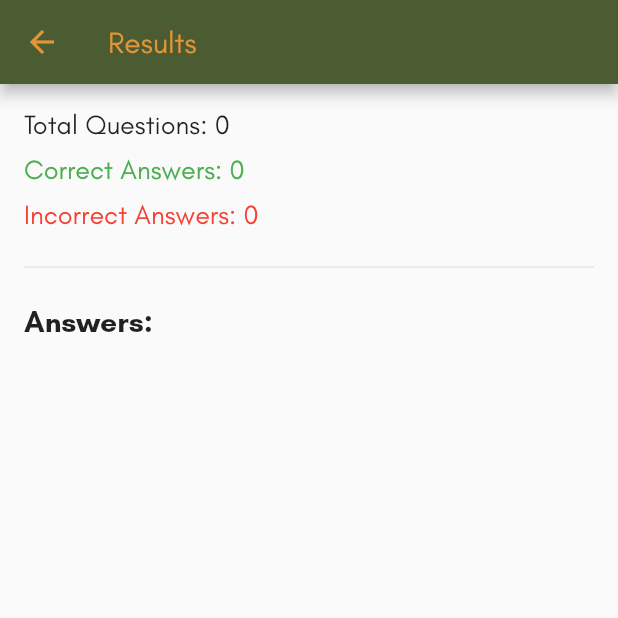
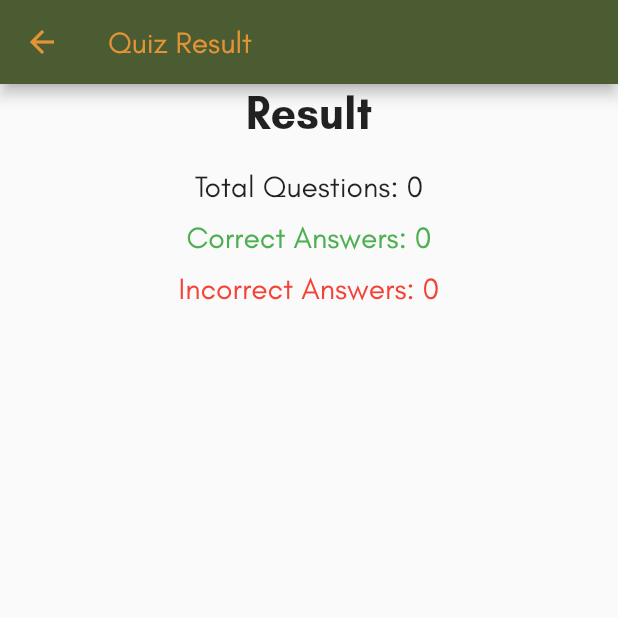
Before and after one commit to rexsolis7458/study_up_app_flutter, a Flutter app: the Quiz screen opened directly with empty values, after a tap on the "check" icon, on a phone screen of 412 x 824 dp, the top half of it. Run offline on Flutter 3.47's test engine with Material 2 defaults, Android fonts, the phone set to English and light mode, and no system bars; our stand-ins replace cloud_firestore, dropdown_button2, firebase_auth, firebase_core, firebase_storage, flutter_rating_bar and 8 more; missing offline and left inert: advance_pdf_viewer_fork, agora_rtc_engine, flutter_document_picker; accounts and stored records are empty; network calls fail.

Commit message:
update quiz

```diff
--- a/lib/main_screens/group/quiz/question_model.dart
+++ b/lib/main_screens/group/quiz/question_model.dart
@@ -6,6 +6,8 @@ class QuestionModel {
   String option4;
   String correctOption;
   bool answered;
+  String? answeredOption; // added this
+  bool get isCorrect => answeredOption == correctOption; // added this
 
   QuestionModel({
     required this.question,
@@ -14,7 +16,8 @@ class QuestionModel {
     required this.option3,
     required this.option4,
     required this.correctOption,
-    required this.answered,
+    this.answered = false,
+    this.answeredOption, // added this
   });
 
   factory QuestionModel.fromMap(Map<String, dynamic> map) {
--- a/lib/main_screens/group/quiz/quiz.dart
+++ b/lib/main_screens/group/quiz/quiz.dart
@@ -133,25 +133,26 @@ class _QuizState extends State<Quiz> {
         ),
         floatingActionButton: FloatingActionButton(
           child: Icon(Icons.check),
-          onPressed: () {
-            // uploadQuizTaken(
-            //     widget.quizId,QuestionModel(
-            //       question: '',
-            //      option4: '',
-            //      option3: '',
-            //      option2: '',
-            //      option1: '',
-            //      correctOption: '',
-            //      answered: true) as Map<String, dynamic>);
+          onPressed: () async {
+            List<QuestionModel> questionList = [];
+            for (var i = 0; i < questionSnapshot!.docs.length; i++) {
+              var question =
+                  getQuestionModelFromDatasnapshot(questionSnapshot!.docs[i]);
+              questionList.add(question);
+            }
             Navigator.pushReplacement(
               context,
               MaterialPageRoute(
-                builder: (context) => Resultss(
-                    correct: _correct, incorrect: _incorrect, total: total, questionSnapshot: questionSnapshot!.docs,),
+                builder: (context) => Results(
+                  correct: _correct,
+                  incorrect: _incorrect,
+                  total: total,
+                  questionList: questionList,
+                ),
               ),
             );
-          }),
-    );
+          },
+        ));
   }
 }
 
--- a/lib/main_screens/group/quiz/result.dart
+++ b/lib/main_screens/group/quiz/result.dart
@@ -1,58 +1,79 @@
 import 'package:flutter/material.dart';
-import '../../../helper/const.dart';
+import 'package:study_up_app/main_screens/group/quiz/question_model.dart';
+import 'package:study_up_app/main_screens/group/quiz/results.dart';
 
-class Results extends StatefulWidget {
-  final int correct, incorrect, total;
-  Results({
-    required this.correct,
+class Results extends StatelessWidget {
+  final int correct;
+  final int incorrect;
+  final int total;
+  final List<QuestionModel> questionList;
+
+  Results(
+      {required this.correct,
       required this.incorrect,
       required this.total,
-  });
-  @override
-  State<Results> createState() => _ResultsState();
-}
+      required this.questionList});
 
-class _ResultsState extends State<Results> {
   @override
   Widget build(BuildContext context) {
-    return Container(
-      child: Scaffold(
-        backgroundColor: BGColor,
-        body:
-         Container(
-          height: MediaQuery.of(context).size.height,
-          child: Center(
+    return Scaffold(
+      appBar: AppBar(
+        title: Text('Quiz Result'),
+      ),
+      body: Center(
         child: Column(
           mainAxisAlignment: MainAxisAlignment.center,
           children: [
             Text(
-                  '${widget.correct}/${widget.total}',
-                  style: TextStyle(fontSize: 25),
+              'Result',
+              style: TextStyle(fontSize: 30, fontWeight: FontWeight.bold),
             ),
             SizedBox(
-                  height: 8,
+              height: 20,
             ),
             Text(
-                  "You answered ${widget.correct} answers correctly and"
-                  " ${ widget.incorrect} answers incorrectly",
-                  style: TextStyle(fontSize: 15, color: Colors.grey),
-                  textAlign: TextAlign.center,
+              'Total Questions: $total',
+              style: TextStyle(fontSize: 20),
             ),
             SizedBox(
-                  height: 14,
+              height: 10,
             ),
-                TextButton(
-                  style: TextButton.styleFrom(
-                    foregroundColor: ButtonColor,
+            Text(
+              'Correct Answers: $correct',
+              style: TextStyle(fontSize: 20, color: Colors.green),
             ),
-                  onPressed: () {
-                    Navigator.pop(context);
+            SizedBox(
+              height: 10,
+            ),
+            Text(
+              'Incorrect Answers: $incorrect',
+              style: TextStyle(fontSize: 20, color: Colors.red),
+            ),
+            SizedBox(
+              height: 10,
+            ),
+            // ElevatedButton(
+            //   onPressed: () {
+            //     Navigator.of(context).popUntil((route) => route.isFirst);
+            //   },
+            //   child: Text('Back to Home'),
+            // ),
+            SizedBox(
+              height: 20,
+            ),
+            Expanded(
+              child: ListView.builder(
+                shrinkWrap: true,
+                itemCount: questionList.length,
+                itemBuilder: (context, index) {
+                  return ResultTile(
+                    questionModel: questionList[index],
+                    index: index,
+                  );
                 },
-                  child: Text('Go Back'),
               ),
+            )
           ],
-            ),
-          ),
         ),
       ),
     );
--- a/lib/main_screens/group/quiz/results.dart
+++ b/lib/main_screens/group/quiz/results.dart
@@ -1,90 +1,59 @@
-import 'package:cloud_firestore/cloud_firestore.dart';
 import 'package:flutter/material.dart';
 import 'package:study_up_app/main_screens/group/quiz/question_model.dart';
 
-class Resultss extends StatelessWidget {
-  final int correct;
-  final int incorrect;
-  final int total;
-  final List<QueryDocumentSnapshot<Object?>> questionSnapshot;
+class ResultTile extends StatelessWidget {
+  final QuestionModel questionModel;
+  final int index;
 
-  Resultss({required this.correct, required this.incorrect, required this.total, required this.questionSnapshot});
-
-  QuestionModel getQuestionModelFromDatasnapshot(QueryDocumentSnapshot<Object?> questionSnapshot) {
-    Map<String, dynamic> data = questionSnapshot.data() as Map<String, dynamic>;
-    return QuestionModel(
-      question: data['question'],
-      option1: data['option1'],
-      option2: data['option2'],
-      option3: data['option3'],
-      option4: data['option4'],
-      correctOption: data['correctOption'] ?? '', // Check if correctOption is not null
-      answered: data['answered'],
-    );
-  }
+  ResultTile({required this.questionModel, required this.index});
 
   @override
   Widget build(BuildContext context) {
-    return Scaffold(
-      appBar: AppBar(
-        title: Text('Results'),
-      ),
-      body: Container(
+    var answeredOption = questionModel.answeredOption;
+    var correctOption = questionModel.correctOption;
+    return Card(
+      margin: EdgeInsets.all(16),
+      child: Padding(
         padding: EdgeInsets.all(16),
         child: Column(
           crossAxisAlignment: CrossAxisAlignment.start,
           children: [
             Text(
-              'Total Questions: $total',
-              style: TextStyle(fontSize: 18),
+              "Question ${index + 1}: ${questionModel.question}",
+              style: const TextStyle(
+                fontSize: 18,
+                fontWeight: FontWeight.bold,
+              ),
             ),
-            SizedBox(height: 8),
+            // const SizedBox(height: 16),
+            // Text(
+            //   "Your answer: ${answeredOption ?? "-"}",
+            //   style: const TextStyle(fontSize: 16),
+            // ),
+            const SizedBox(height: 8),
             Text(
-              'Correct Answers: $correct',
-              style: TextStyle(fontSize: 18, color: Colors.green),
+              "Correct answer: $correctOption",
+              style: TextStyle(fontSize: 16),
             ),
-            SizedBox(height: 8),
-            Text(
-              'Incorrect Answers: $incorrect',
-              style: TextStyle(fontSize: 18, color: Colors.red),
-            ),
-            SizedBox(height: 16),
-            Divider(),
-            SizedBox(height: 16),
-            Text(
-              'Answers:',
-              style: TextStyle(fontSize: 20, fontWeight: FontWeight.bold),
-            ),
-            SizedBox(height: 8),
-            ListView.builder(
-              shrinkWrap: true,
-              physics: NeverScrollableScrollPhysics(),
-              itemCount: questionSnapshot.length,
-              itemBuilder: (context, index) {
-                var question = getQuestionModelFromDatasnapshot(questionSnapshot[index]);
-                bool isCorrect = question.correctOption == questionSnapshot[index]['selectedOption'];
-                return Column(
-                  crossAxisAlignment: CrossAxisAlignment.start,
-                  children: [
-                    Text(
-                      '${index + 1}. ${question.question}',
-                      style: TextStyle(fontSize: 18, color: Colors.black87),
-                    ),
-                    SizedBox(height: 4),
-                    Text(
-                      'Correct Answer: ${question.correctOption}',
-                      style: TextStyle(fontSize: 16, color: Colors.green),
-                    ),
-                    SizedBox(height: 4),
-                    Text(
-                      'Your Answer: ${isCorrect ? "Correct" : "Incorrect"}',
-                      style: TextStyle(fontSize: 16, color: isCorrect ? Colors.green : Colors.red),
-                    ),
-                    SizedBox(height: 16),
-                  ],
-                );
-              },
-            ),
+            // const SizedBox(height: 8),
+            // if (questionModel.isCorrect)
+            //   const Text(
+            //     "You got it right!",
+            //     style: TextStyle(
+            //       fontSize: 16,
+            //       color: Colors.green,
+            //       fontWeight: FontWeight.bold,
+            //     ),
+            //   ),
+            // if (!questionModel.isCorrect)
+            //   const Text(
+            //     "You got it wrong!",
+            //     style: TextStyle(
+            //       fontSize: 16,
+            //       color: Colors.red,
+            //       fontWeight: FontWeight.bold,
+            //     ),
+            //   ),
           ],
         ),
       ),
```
Lines whose indentation alone changed are shown as unchanged.
